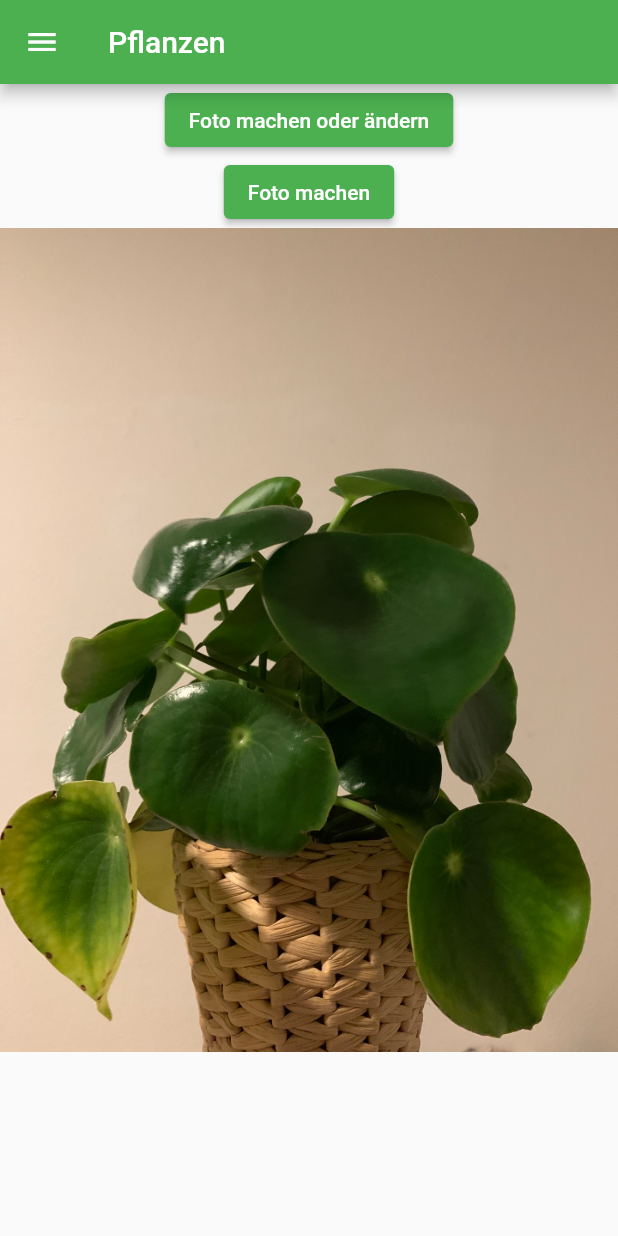
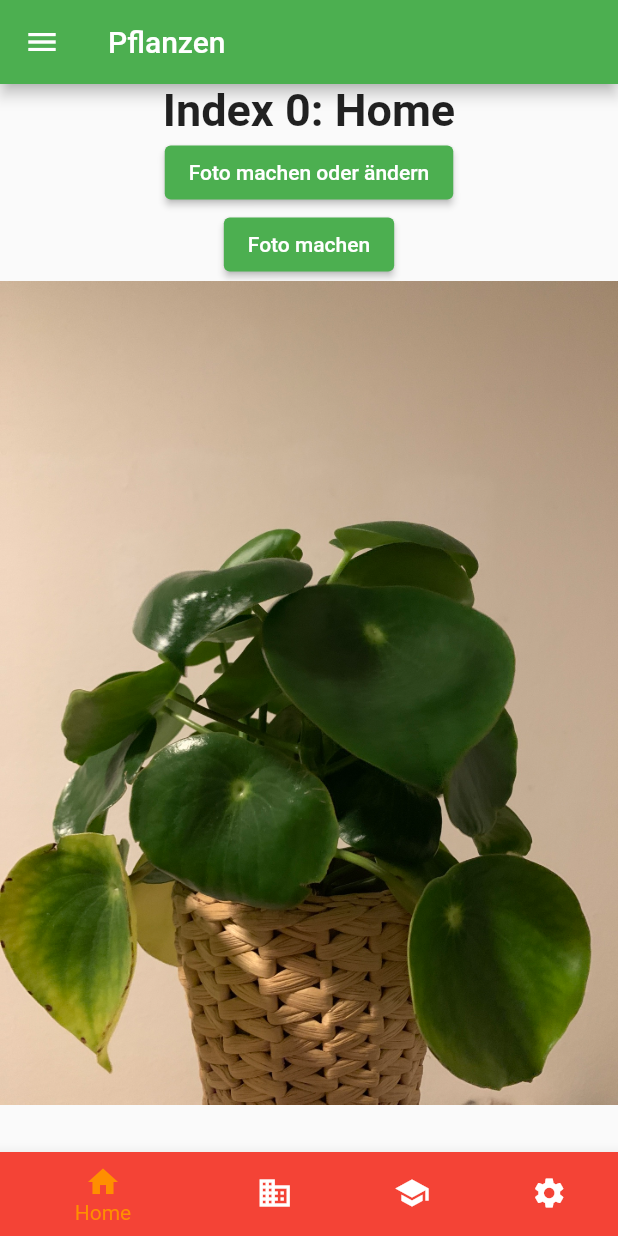
Before and after one commit to marvott/flutter-waterplants, a Flutter app: the screen it shows after launch, on a phone screen of 412 x 824 dp. Run offline on Flutter 3.47's test engine with Material 2 defaults, Android fonts, the phone set to English and light mode, and no system bars; our stand-ins replace camera.

```diff
--- a/lib/main.dart
+++ b/lib/main.dart
@@ -36,6 +36,8 @@ class MyApp extends StatelessWidget {
   final CameraDescription camera;
   final String cameraName;
 
+
+
   @override
   Widget build(BuildContext context) {
     return MaterialApp(
--- a/lib/plant_route.dart
+++ b/lib/plant_route.dart
@@ -13,6 +13,34 @@ class PlantRoute extends StatefulWidget {
 }
 
 class _PlantRouteState extends State<PlantRoute> {
+  int _selectedIndex = 0;
+  static const TextStyle optionStyle =
+      TextStyle(fontSize: 30, fontWeight: FontWeight.bold);
+  static const List<Widget> _widgetOptions = <Widget>[
+    Text(
+      'Index 0: Home',
+      style: optionStyle,
+    ),
+    Text(
+      'Index 1: Business',
+      style: optionStyle,
+    ),
+    Text(
+      'Index 2: School',
+      style: optionStyle,
+    ),
+    Text(
+      'Index 3: Settings',
+      style: optionStyle,
+    ),
+  ];
+
+  void _onItemTapped(int index) {
+    setState(() {
+      _selectedIndex = index;
+    });
+  }
+
   @override
   Widget build(BuildContext context) {
     // Button an dessen Stelle das aufgenommene Foto angezeigt wird
@@ -50,6 +78,7 @@ class _PlantRouteState extends State<PlantRoute> {
       body: SingleChildScrollView(
         child: Column(
           children: [
+            _widgetOptions.elementAt(_selectedIndex),
             ElevatedButton(
                 child: const Text('Foto machen oder ändern'),
                 onPressed: () {
@@ -109,6 +138,33 @@ class _PlantRouteState extends State<PlantRoute> {
           ],
         ),
       ),
+      bottomNavigationBar: BottomNavigationBar(
+        items: const <BottomNavigationBarItem>[
+          BottomNavigationBarItem(
+            icon: Icon(Icons.home),
+            label: 'Home',
+            backgroundColor: Colors.red,
+          ),
+          BottomNavigationBarItem(
+            icon: Icon(Icons.business),
+            label: 'Business',
+            backgroundColor: Colors.green,
+          ),
+          BottomNavigationBarItem(
+            icon: Icon(Icons.school),
+            label: 'School',
+            backgroundColor: Colors.purple,
+          ),
+          BottomNavigationBarItem(
+            icon: Icon(Icons.settings),
+            label: 'Settings',
+            backgroundColor: Colors.pink,
+          ),
+        ],
+        currentIndex: _selectedIndex,
+        selectedItemColor: Colors.amber[800],
+        onTap: _onItemTapped,
+      ),
     );
   }
 }
```
